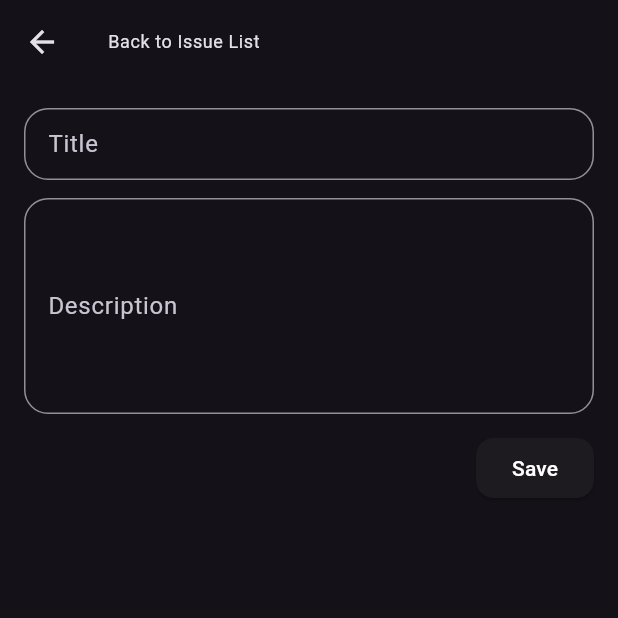
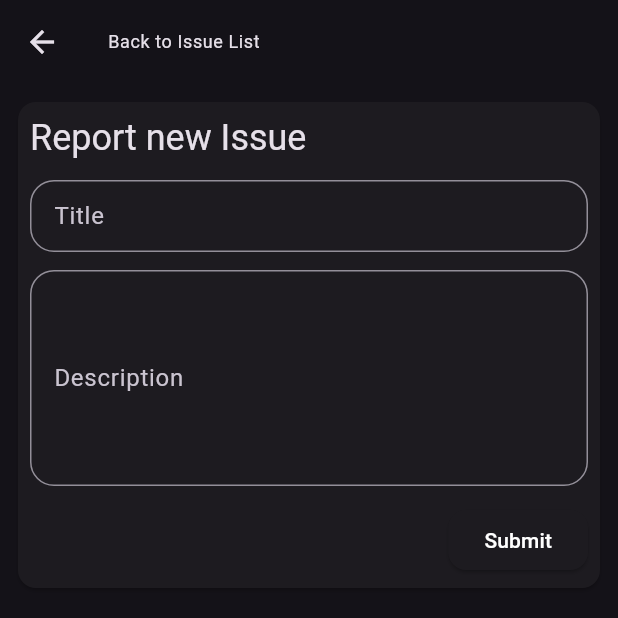
Before and after one commit to reke592/architecture-sample-flutter-bloc, a Flutter app: the IssueListScreen screen opened by its route, after a tap on "Submit an Issue", on a phone screen of 412 x 824 dp, the top half of it. Run offline on Flutter 3.47's test engine with Material 3 defaults, Android fonts, the phone set to English and light mode, and no system bars; our stand-ins replace bloc_concurrency, equatable, flutter_bloc, go_router, hydrated_bloc, rxdart and 1 more.

Commit message:
CHORE: fix null, disable submit button when loading

```diff
--- a/packages/issues/lib/src/data/issue_memory_repository.dart
+++ b/packages/issues/lib/src/data/issue_memory_repository.dart
@@ -36,7 +36,10 @@ class IssueMemoryRepository extends IssueRepository {
 
   @override
   Future<IssueReport> createIssue(IssueReport value) async {
-    final copy = value.copyWith(id: _issues.length + 1);
+    final copy = value.copyWith(
+      id: _issues.length + 1,
+      createdAt: DateTime.now(),
+    );
     _issues.add(copy);
     await Future.delayed(responseDelay);
     return copy;
--- a/packages/issues/lib/src/presentation/issue_list/issue_list_view.dart
+++ b/packages/issues/lib/src/presentation/issue_list/issue_list_view.dart
@@ -1,4 +1,5 @@
 import 'package:ddd_commons/ddd_commons.dart';
+import 'package:ddd_ui/ddd_ui.dart';
 import 'package:flutter/material.dart';
 import 'package:issues/src/bloc/issue_list_bloc.dart';
 import 'package:issues/src/presentation/issue_list/issue_list_tile.dart';
@@ -17,7 +18,8 @@ class IssueListView extends StatelessWidget {
               if (state.data.isEmpty && !state.isLoading)
                 const Center(child: Text('No recent issues')),
               Expanded(
-                child: ListView.builder(
+                child: ListView.separated(
+                  separatorBuilder: (context, index) => AppTheme.gap1,
                   itemCount: state.data.length,
                   itemBuilder: (context, index) {
                     return IssueListTile(data: state.data[index]);
--- a/packages/issues/lib/src/presentation/issue_overview/issue_details.dart
+++ b/packages/issues/lib/src/presentation/issue_overview/issue_details.dart
@@ -1,5 +1,4 @@
 import 'package:ddd_commons/ddd_commons.dart';
-import 'package:ddd_ui/ddd_ui.dart';
 import 'package:flutter/material.dart';
 import 'package:issues/src/bloc/issue_overview_bloc.dart';
 import 'package:issues/src/presentation/issue_overview/issue_form.dart';
@@ -21,7 +20,10 @@ class IssueDetails extends StatelessWidget {
           );
         }
 
-        return Column(
+        return Card(
+          child: Padding(
+            padding: const EdgeInsets.all(8.0),
+            child: Column(
               crossAxisAlignment: CrossAxisAlignment.start,
               children: [
                 Text(
@@ -32,14 +34,15 @@ class IssueDetails extends StatelessWidget {
                   state.report.createdAt?.toIso8601String() ?? '',
                   style: Theme.of(context).textTheme.labelSmall,
                 ),
-            AppTheme.gap1,
+                const Divider(),
                 Text(
                   'Description:',
                   style: Theme.of(context).textTheme.labelMedium,
                 ),
                 Text(state.report.description),
-            if (!state.isLoading) const Divider(),
               ],
+            ),
+          ),
         );
       },
     );
--- a/packages/issues/lib/src/presentation/issue_overview/issue_form.dart
+++ b/packages/issues/lib/src/presentation/issue_overview/issue_form.dart
@@ -20,6 +20,7 @@ class IssueForm extends StatefulWidget {
 class _IssueFormState extends State<IssueForm> {
   late final TextEditingController title;
   late final TextEditingController description;
+  bool loading = false;
 
   @override
   void initState() {
@@ -30,10 +31,25 @@ class _IssueFormState extends State<IssueForm> {
 
   @override
   Widget build(BuildContext context) {
-    return Padding(
+    return BlocListener<IssueOverviewBloc, IssueOverviewState>(
+      listener: (context, state) {
+        if (state.action is SubmitIssue) {
+          setState(() {
+            loading = state.isLoading;
+          });
+        }
+      },
+      child: Card(
+        child: Padding(
           padding: const EdgeInsets.all(8.0),
           child: Column(
+            crossAxisAlignment: CrossAxisAlignment.start,
             children: [
+              Text(
+                'Report new Issue',
+                style: Theme.of(context).textTheme.headlineSmall,
+              ),
+              AppTheme.gap2,
               TextField(
                 controller: title,
                 decoration: const InputDecoration(
@@ -54,7 +70,9 @@ class _IssueFormState extends State<IssueForm> {
                 mainAxisAlignment: MainAxisAlignment.end,
                 children: [
                   ElevatedButton(
-                onPressed: () {
+                    onPressed: loading
+                        ? null
+                        : () {
                             context.read<IssueOverviewBloc>().add(
                                   SubmitIssue(
                                     title: title.text,
@@ -62,12 +80,14 @@ class _IssueFormState extends State<IssueForm> {
                                   ),
                                 );
                           },
-                child: const Text('Save'),
+                    child: const Text('Submit'),
                   ),
                 ],
               ),
             ],
           ),
+        ),
+      ),
     );
   }
 }
```
Also changed, not shown: packages/issues/lib/src/presentation/issue_overview/issue_comment_tile.dart (+6 -1 lines). Lines whose indentation alone changed are shown as unchanged.
